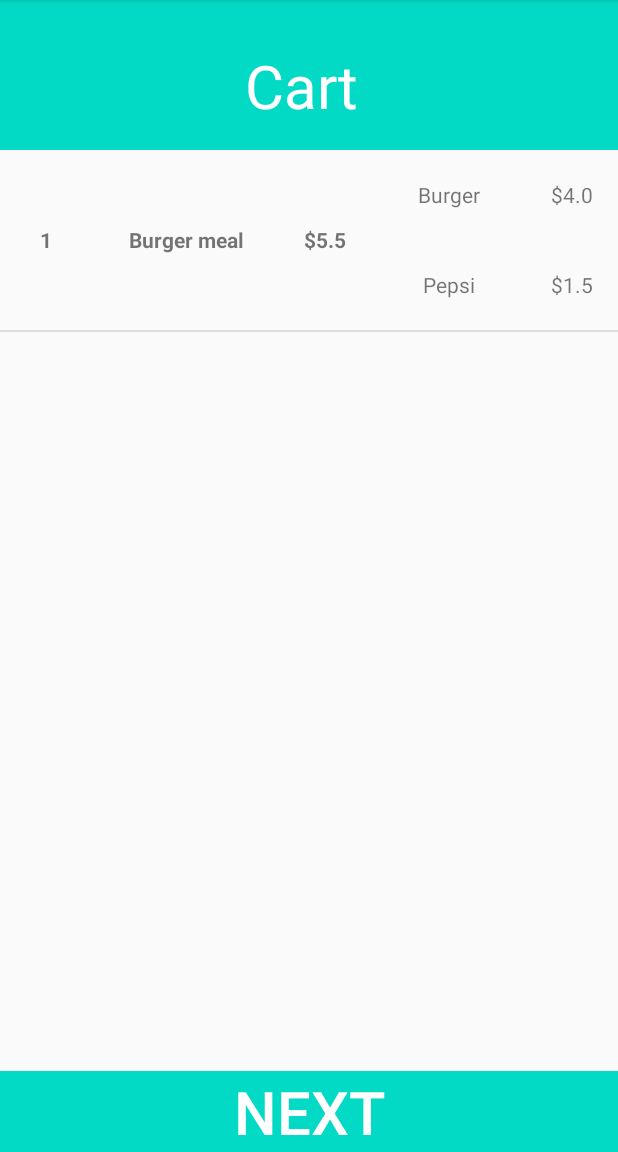
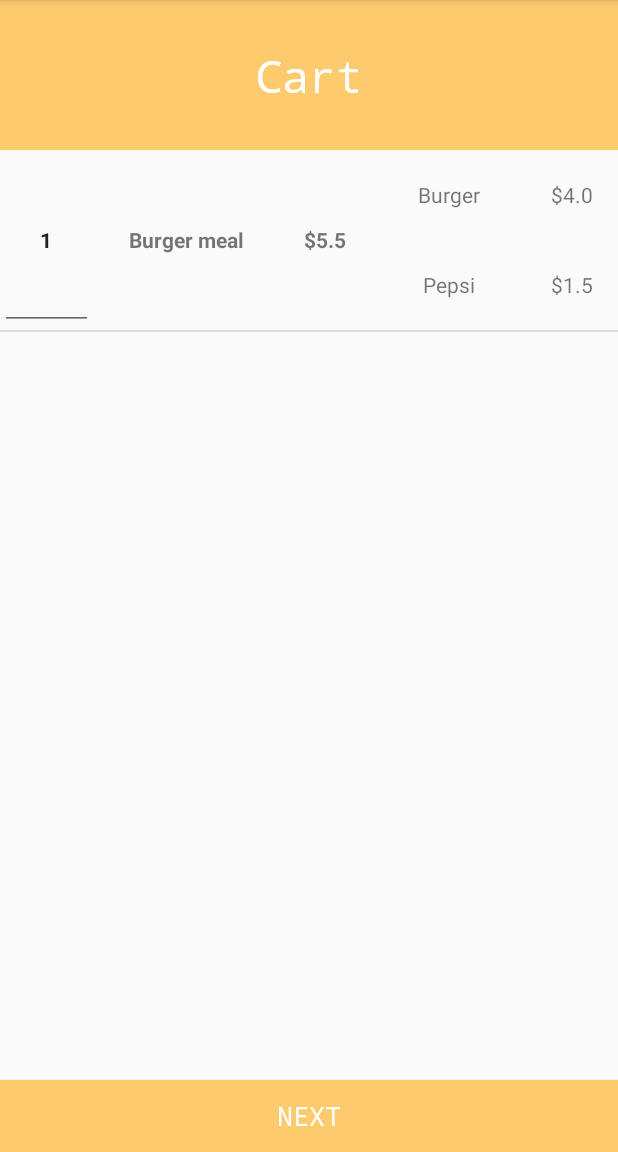
Before and after one commit to Mengchen-G/Hungry-Foodie, an Android app: the MenuActivity screen opened directly, with no data from a screen before it, after a tap on "@burger_meal", on a phone screen of 412 x 824 dp, the part 84-1236 px from its top. Run offline under Robolectric (Android 15) with nearby library versions, the phone set to English and light mode, and no system bars.

Commit message:
edited quantity of meal order

```diff
--- a/app/src/main/java/com/example/myapplication/OrderListAdapter.java
+++ b/app/src/main/java/com/example/myapplication/OrderListAdapter.java
@@ -6,6 +6,7 @@ import android.view.LayoutInflater;
 import android.view.View;
 import android.view.ViewGroup;
 import android.widget.ArrayAdapter;
+import android.widget.EditText;
 import android.widget.TextView;
 
 import androidx.annotation.NonNull;
@@ -18,6 +19,7 @@ import com.example.myapplication.abfactory.Order;
 import java.security.SecurityPermission;
 import java.util.ArrayList;
 import java.util.List;
+
 
 public class OrderListAdapter extends ArrayAdapter<Order> {
     private Context mContext;
@@ -56,6 +58,7 @@ public class OrderListAdapter extends ArrayAdapter<Order> {
         //convertView = inflater.inflate(mResource, parent, false);
         convertView = inflater.inflate(mResource, null);
 
+//        EditText txtMealQuantity = (EditText) convertView.findViewById(R.id.cart_meal_quantity);
         TextView txtMealQuantity = (TextView) convertView.findViewById(R.id.cart_meal_quantity);
         TextView txtMealName = (TextView) convertView.findViewById(R.id.cart_meal_name);
         TextView txtMealPrice = (TextView) convertView.findViewById(R.id.cart_meal_prince);
--- a/app/src/main/res/layout/acticity_checkout.xml
+++ b/app/src/main/res/layout/acticity_checkout.xml
@@ -18,12 +18,14 @@
             android:id="@+id/total_price"
             android:layout_width="match_parent"
             android:layout_height="wrap_content"
+            android:layout_alignParentTop="true"
             android:layout_marginTop="30dp"
+            android:fontFamily="monospace"
             android:gravity="center"
-            android:text="Cart "
+            android:text="Cart"
             android:textAlignment="center"
             android:textColor="@android:color/white"
-            android:textSize="40dp" />
+            android:textSize="30sp" />
 
     </RelativeLayout>
 
@@ -36,17 +38,16 @@
         android:id="@+id/cart_list"/>
 
 
-
-
     <Button
         android:id="@+id/next_process_btn"
         android:layout_width="match_parent"
         android:layout_height="wrap_content"
         android:layout_alignParentBottom="true"
         android:background="@color/colorAccent"
-        android:text="Next"
+        android:fontFamily="monospace"
+        android:text="@string/next"
         android:textColor="@android:color/white"
-        android:textSize="40dp">
+        android:textSize="18sp">
 
     </Button>
 
--- a/app/src/main/res/layout/cart_items_layout.xml
+++ b/app/src/main/res/layout/cart_items_layout.xml
@@ -12,14 +12,18 @@
         android:layout_weight="40"
         android:weightSum="40">
 
-        <TextView
+        <EditText
             android:id="@+id/cart_meal_quantity"
             android:layout_width="match_parent"
             android:layout_height="120dp"
             android:layout_weight="15"
+            android:autoText="false"
+            android:editable="false"
             android:gravity="center"
-            android:text="q"
+            android:hint="Quantity"
+            android:inputType="number"
             android:textAlignment="center"
+            android:textSize="14sp"
             android:textStyle="bold" />
 
         <TextView
@@ -101,8 +105,12 @@
                 android:layout_below="@+id/textView2"/>
         </LinearLayout>
 
+        <LinearLayout
+            android:layout_width="match_parent"
+            android:layout_height="match_parent"
+            android:orientation="horizontal"/>
+
     </LinearLayout>
 
 
-
 </LinearLayout>
--- a/app/src/main/res/values/colors.xml
+++ b/app/src/main/res/values/colors.xml
@@ -2,5 +2,5 @@
 <resources>
     <color name="colorPrimary">#6200EE</color>
     <color name="colorPrimaryDark">#3700B3</color>
-    <color name="colorAccent">#03DAC5</color>
+    <color name="colorAccent">#FDCB6E</color>
 </resources>
```
Also changed, not shown: app/src/main/java/com/example/myapplication/PlaceAnOrder.java (+10 -1 lines), app/src/main/res/layout/activity_menu.xml (+24 -14 lines).
